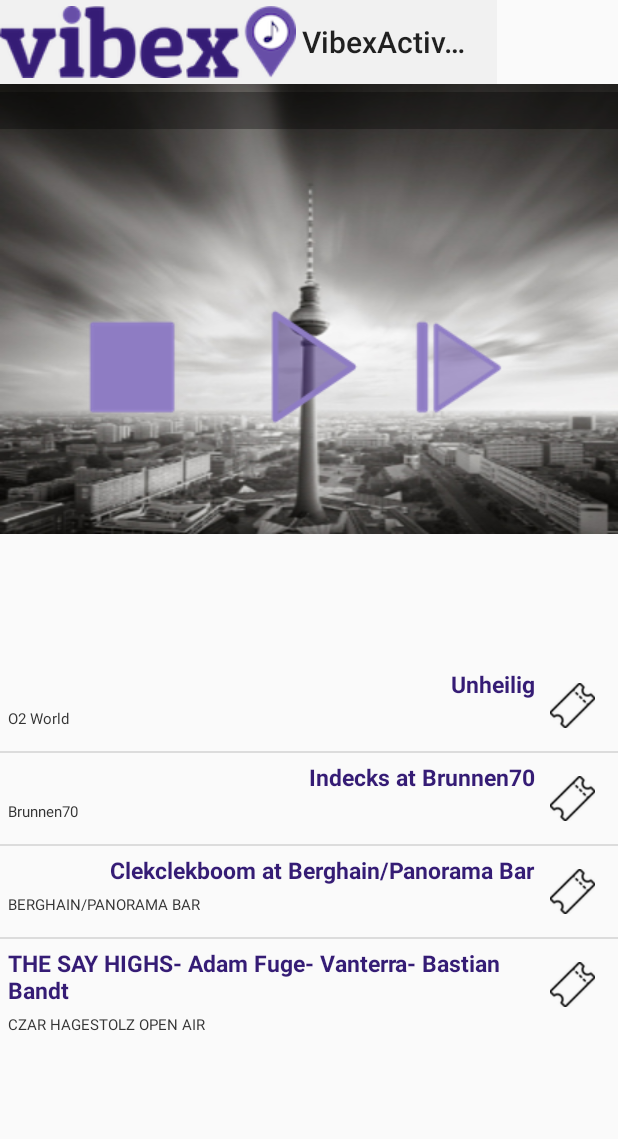
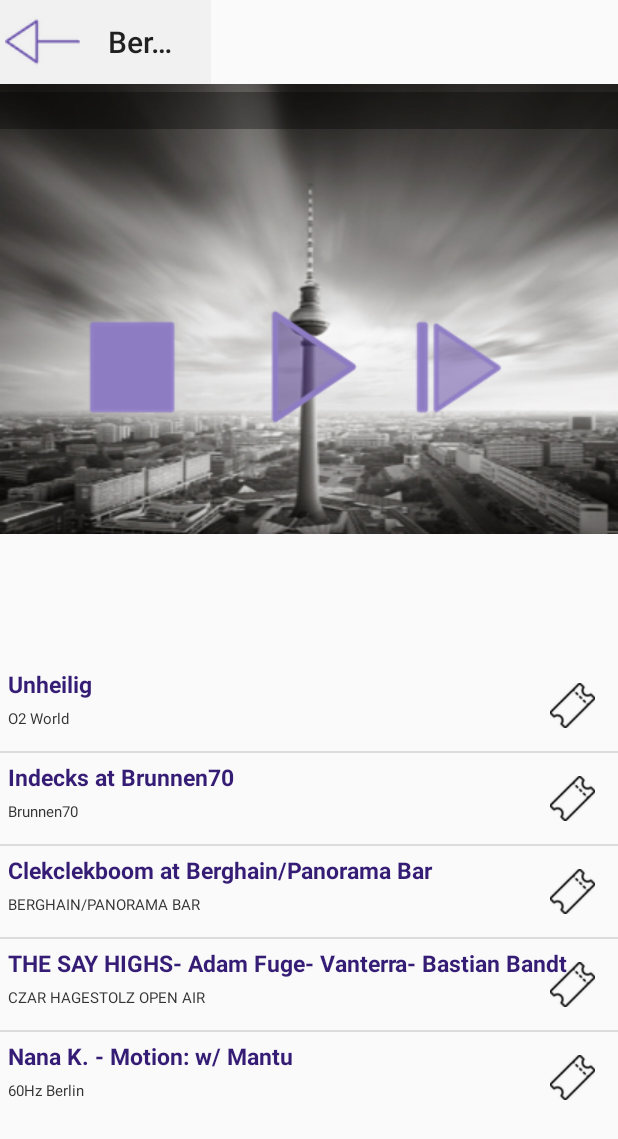
Before and after one commit to bia-nca/Vibex, an Android app: the VibexActivity screen opened directly, with no data from a screen before it, on a phone screen of 412 x 824 dp. Shown: the top 1139 px of the screen. Run offline under Robolectric (Android 15) with nearby library versions, the phone set to English and light mode, and no system bars.

Commit message:
Reverting to the state of the project

```diff
--- a/mobile/build.gradle
+++ b/mobile/build.gradle
@@ -28,10 +28,5 @@ dependencies {
     compile 'com.google.android.gms:play-services:8.1.0'
     compile 'com.android.support:design:23.1.0'
 
-    compile "com.android.support:support-v4:+"
-    compile 'com.squareup.picasso:picasso:2.3.2'
-    compile 'com.nineoldandroids:library:2.4.0'
-    compile 'com.daimajia.slider:library:1.1.5@aar'
-
     compile project(':HERE-sdk')
 }
--- a/mobile/src/main/java/de/girlsgeek/vibex/VibexActivity.java
+++ b/mobile/src/main/java/de/girlsgeek/vibex/VibexActivity.java
@@ -28,19 +28,11 @@ import java.util.List;
 
 public class VibexActivity extends AppCompatActivity implements MediaPlayer.OnPreparedListener {
 
-    private MediaPlayer mp;
-    private boolean playerIsReady = false;
-    private boolean playerHasTrack = false;
-
     final String GET_USERS_BY_CITY_CALL = "getUsersByCity";
     final String GET_TRACKS_CALL = "getTracks";
-    final String GET_EVENTS_CALL = "getEvents";
-
     final String CLIENT_ID = "0b0263b59a2c75be631fecf6c8c95dd1";
+    final String CITY = "Berlin";
     final int LIMIT = 20;
-
-    String city = "berlin";
-
     List userIDs;
     List userTrackList;
     String callType;
@@ -48,22 +40,41 @@ public class VibexActivity extends AppCompatActivity implements MediaPlayer.OnPr
     boolean instantPlay = false;
     boolean isPlaying = false;
     boolean wasStopped = false;
-
     ImageButton buttonPlay;
     ImageButton buttonPause;
+    String[] trackInfo;
+    private MediaPlayer mp;
+    private boolean playerIsReady = false;
+    private boolean playerHasTrack = false;
 
-    String[] trackInfo;
+    private static String convertInputStreamToString(InputStream inputStream) throws IOException {
+        BufferedReader bufferedReader = new BufferedReader( new InputStreamReader(inputStream));
+        String line = "";
+        String result = "";
+        while((line = bufferedReader.readLine()) != null)
+            result += line;
+
+        inputStream.close();
+        return result;
+
+    }
 
     @Override
     protected void onCreate(Bundle savedInstanceState) {
         super.onCreate(savedInstanceState);
         setContentView(R.layout.activity_vibex);
-        Toolbar toolbar = (Toolbar) findViewById(R.id.toolbar);
-        setSupportActionBar(toolbar);
-
-        city = getIntent().getExtras().getString("city");
-        Log.d("CITY", "STADT: " + city);
-
+        Toolbar toolbar = (Toolbar)findViewById(R.id.toolbar);
+        if (toolbar != null) {
+            toolbar.setNavigationIcon(R.drawable.back_button);
+            setSupportActionBar(toolbar);
+            getSupportActionBar().setTitle(CITY);
+            toolbar.setNavigationOnClickListener(new View.OnClickListener() {
+                @Override
+                public void onClick(View v) {
+                    onBackPressed();
+                }
+            });
+        }
         buttonPlay = (ImageButton) findViewById(R.id.play);
         buttonPause = (ImageButton) findViewById(R.id.pause);
         final ImageButton buttonStop = (ImageButton) findViewById(R.id.stop);
@@ -116,9 +127,9 @@ public class VibexActivity extends AppCompatActivity implements MediaPlayer.OnPr
         // LISTVIEW
 
         ListView list = (ListView) findViewById(R.id.listView);
-        String[] names = new String[]{"Unheilig", "Indecks at Brunnen70", "Clekclekboom at Berghain/Panorama Bar", "THE SAY HIGHS- Adam Fuge- Vanterra- Bastian Bandt"};
-        String[] locations = new String[]{"O2 World", "Brunnen70", "BERGHAIN/PANORAMA BAR", "CZAR HAGESTOLZ OPEN AIR"};
-        String[] urls = new String[]{"http://berlin.eventful.com/events/unheilig-/E0-001-079518031-9?utm_source=apis&amp;utm_medium=apim&amp;utm_campaign=apic", "http://berlin.eventful.com/events/indecks-brunnen70-/E0-001-087898367-3?utm_source=apis&amp;utm_medium=apim&amp;utm_campaign=apic", "http://berlin.eventful.com/events/clekclekboom-berghainpanorama-bar-/E0-001-087472373-6?utm_source=apis&amp;utm_medium=apim&amp;utm_campaign=apic", "http://berlin.eventful.com/venues/czar-hagestolz-open-air-/V0-001-008166680-4?utm_source=apis&amp;utm_medium=apim&amp;utm_campaign=apic"};
+        String[] names = new String[]{"Unheilig", "Indecks at Brunnen70", "Clekclekboom at Berghain/Panorama Bar", "THE SAY HIGHS- Adam Fuge- Vanterra- Bastian Bandt", "Nana K. - Motion: w/ Mantu"};
+        String[] locations = new String[]{"O2 World", "Brunnen70", "BERGHAIN/PANORAMA BAR", "CZAR HAGESTOLZ OPEN AIR", "60Hz Berlin"};
+        String[] urls = new String[]{"http://berlin.eventful.com/events/unheilig-/E0-001-079518031-9?utm_source=apis&amp;utm_medium=apim&amp;utm_campaign=apic", "http://berlin.eventful.com/events/indecks-brunnen70-/E0-001-087898367-3?utm_source=apis&amp;utm_medium=apim&amp;utm_campaign=apic", "http://berlin.eventful.com/events/clekclekboom-berghainpanorama-bar-/E0-001-087472373-6?utm_source=apis&amp;utm_medium=apim&amp;utm_campaign=apic", "http://berlin.eventful.com/venues/czar-hagestolz-open-air-/V0-001-008166680-4?utm_source=apis&amp;utm_medium=apim&amp;utm_campaign=apic", "http://berlin.eventful.com/events/nana-k-motion-w-mantu-get-physical-dayne-s-exp-/E0-001-086018654-9?utm_source=apis&amp;utm_medium=apim&amp;utm_campaign=apic"};
         list.setAdapter(new EventListAdapter(this, names, locations, urls));
 
     }
@@ -133,11 +144,7 @@ public class VibexActivity extends AppCompatActivity implements MediaPlayer.OnPr
         mp.setAudioStreamType(AudioManager.STREAM_MUSIC);
 
         startUserByCityCall();
-
-        // Eventful API
-        startEventfulRequest();
     }
-
 
     @Override
     public void onPrepared(MediaPlayer mp) {
@@ -157,6 +164,7 @@ public class VibexActivity extends AppCompatActivity implements MediaPlayer.OnPr
         isPlaying = true;
         if(wasStopped){
             instantPlay = true;
+            mp.reset();
             mp.prepareAsync();
 
         } else {
@@ -181,88 +189,6 @@ public class VibexActivity extends AppCompatActivity implements MediaPlayer.OnPr
         mp.stop();
     }
 
-    private class CallAPI extends AsyncTask<String, String, String> {
-
-        @Override
-        protected String doInBackground(String... params) {
-
-            String urlString=params[0]; // URL to call
-            callType = params[1]; // call type
-
-            String resultToDisplay = "";
-            InputStream in;
-
-            // HTTP Get
-            try {
-
-                URL url = new URL(urlString);
-                HttpURLConnection urlConnection = (HttpURLConnection) url.openConnection();
-                in = new BufferedInputStream(urlConnection.getInputStream());
-                String parsedResult = convertInputStreamToString(in);
-                Log.d("PARSED", parsedResult);
-
-                if(callType.equals(GET_USERS_BY_CITY_CALL)){
-                    // reset tracklist
-                    userTrackList = new ArrayList<>();
-
-                    // get city results
-                    fetchUserIDs(parsedResult);
-                }
-                else if(callType.equals(GET_TRACKS_CALL)){
-                    fetchTrackURLS(parsedResult);
-                }
-                else if(callType.equals(GET_EVENTS_CALL)){
-                    JSONArray jarray = SimpleXmlPull.getJSONArrayFromXML(parsedResult);
-                    Log.d("JSON ARRAY", jarray.toString());
-                }
-
-            } catch (Exception e ) {
-                System.out.println(e.getMessage());
-                return e.getMessage();
-            }
-
-            return resultToDisplay;
-        }
-
-        protected void onPostExecute(String result) {
-            if(callType.equals(GET_USERS_BY_CITY_CALL) && userIDs != null){
-
-                if(userIDs.size() > 0){
-                    startTrackRequest((int)userIDs.remove(0));
-                }
-
-            }
-            else if(callType.equals(GET_TRACKS_CALL) && userTrackList != null){
-
-                // SEND TO PLAYER ONCE
-                if(userTrackList.size() > 0 && !playerHasTrack){
-
-                    trackInfo = (String[]) userTrackList.get(0);
-
-                    Log.d("SONG URLS", "URL: " + trackInfo[0]);
-                    sendToPlayer(trackInfo);
-                }
-
-                // GET NEW TRACKS
-                if(userTrackList.size() < LIMIT && userIDs.size() > 0){
-                    startTrackRequest((int)userIDs.remove(0));
-                }
-            }
-        }
-    }
-
-    private static String convertInputStreamToString(InputStream inputStream) throws IOException {
-        BufferedReader bufferedReader = new BufferedReader( new InputStreamReader(inputStream));
-        String line = "";
-        String result = "";
-        while((line = bufferedReader.readLine()) != null)
-            result += line;
-
-        inputStream.close();
-        return result;
-
-    }
-
     private void fetchUserIDs(String result) throws JSONException {
         // get List of user ids out of SoundCloud API result
         userIDs = new ArrayList();
@@ -280,7 +206,7 @@ public class VibexActivity extends AppCompatActivity implements MediaPlayer.OnPr
         // add track url out of SoundCloud API result to userTrackList
         JSONArray jsonArray = new JSONArray(result);
 
-        if(jsonArray.length()>0){
+        if(jsonArray.length() > 0) {
             JSONObject userObject = jsonArray.getJSONObject(0);
             String trackURL = userObject.getString("stream_url");
             JSONObject user = userObject.getJSONObject("user");
@@ -292,25 +218,19 @@ public class VibexActivity extends AppCompatActivity implements MediaPlayer.OnPr
         }
     }
 
-//    Start API Calls
-
     private void startUserByCityCall(){
-        String cityUserListCall = "http://api.soundcloud.com/users?q=" + city + "&limit=" + LIMIT + "&client_id=" + CLIENT_ID;
+        String cityUserListCall = "http://api.soundcloud.com/users?q=" + CITY + "&limit=" + LIMIT + "&client_id=" + CLIENT_ID;
         new CallAPI().execute(cityUserListCall, GET_USERS_BY_CITY_CALL);
     }
+
+//    Start API Calls
 
     private void startTrackRequest(int userId){
         String userTrackCall = "http://api.soundcloud.com/tracks?filter=public&user_id=" + userId + "&client_id=" + CLIENT_ID;
         new CallAPI().execute(userTrackCall, GET_TRACKS_CALL);
     }
 
-    private void startEventfulRequest(){
-        String userTrackCall = "http://api.eventful.com/rest/events/search?location=berlin&app_key=HMzmVQVFT8BKzDwp&category=music";
-        new CallAPI().execute(userTrackCall, GET_EVENTS_CALL);
-    }
-
     private void sendToPlayer(String[] track){
-
         String url = track[0];
         String artist = track[1];
         String title = track[2];
@@ -339,5 +259,72 @@ public class VibexActivity extends AppCompatActivity implements MediaPlayer.OnPr
         artistSong.setText(artist + " - " + track);
     }
 
+    private class CallAPI extends AsyncTask<String, String, String> {
+
+        @Override
+        protected String doInBackground(String... params) {
+
+            String urlString=params[0]; // URL to call
+            callType = params[1]; // call type
+
+            String resultToDisplay = "";
+            InputStream in;
+
+            // HTTP Get
+            try {
+
+                URL url = new URL(urlString);
+                HttpURLConnection urlConnection = (HttpURLConnection) url.openConnection();
+                in = new BufferedInputStream(urlConnection.getInputStream());
+                String parsedResult = convertInputStreamToString(in);
+                Log.d("PARSED", parsedResult);
+
+                if(callType.equals(GET_USERS_BY_CITY_CALL)){
+                    // reset tracklist
+                    userTrackList = new ArrayList<String[]>();
+
+                    // get city results
+                    fetchUserIDs(parsedResult);
+                }
+                else if(callType.equals(GET_TRACKS_CALL)){
+                    fetchTrackURLS(parsedResult);
+                }
+
+            } catch (Exception e ) {
+                System.out.println(e.getMessage());
+                return e.getMessage();
+            }
+
+            return resultToDisplay;
+        }
+
+        protected void onPostExecute(String result) {
+            if(callType.equals(GET_USERS_BY_CITY_CALL) && userIDs != null){
+
+                if(userIDs.size() > 0){
+                    startTrackRequest((int)userIDs.remove(0));
+                }
+
+            }
+            else if(callType.equals(GET_TRACKS_CALL) && userTrackList != null){
+
+                // SEND TO PLAYER ONCE
+                if(userTrackList.size() > 0 && !playerHasTrack){
+
+                    trackInfo = (String[]) userTrackList.get(0);
+
+                    String userTrack = trackInfo[0];
+                    Log.d("SONG URLS", "URL: " + userTrack);
+                    sendToPlayer(trackInfo);
+                }
+
+                // GET NEW TRACKS
+                if(userTrackList.size() < LIMIT && userIDs.size() > 0){
+                    startTrackRequest((int)userIDs.remove(0));
+                }
+            }
+        }
+    }
+
 
 }
--- a/mobile/src/main/res/layout/content_vibex.xml
+++ b/mobile/src/main/res/layout/content_vibex.xml
@@ -1,14 +1,16 @@
 <?xml version="1.0" encoding="utf-8"?>
 <RelativeLayout xmlns:android="http://schemas.android.com/apk/res/android"
     xmlns:tools="http://schemas.android.com/tools"
-    xmlns:app="http://schemas.android.com/apk/res-auto" android:layout_width="match_parent"
+    xmlns:app="http://schemas.android.com/apk/res-auto"
+    android:layout_width="match_parent"
     android:layout_height="match_parent"
     app:layout_behavior="@string/appbar_scrolling_view_behavior"
     tools:showIn="@layout/activity_vibex" tools:context="de.girlsgeek.vibex.VibexActivity">
 
     <android.support.v7.widget.Toolbar android:id="@+id/toolbar"
-        android:layout_width="wrap_content" android:layout_height="wrap_content"
-        android:background="@color/colorGrey" app:popupTheme="@style/AppTheme.PopupOverlay"
+        android:layout_width="wrap_content"
+        android:layout_height="wrap_content"
+        android:background="@color/colorGrey"
         app:navigationIcon="@drawable/logo"
         app:contentInsetEnd="@dimen/activity_horizontal_margin"
         app:contentInsetStart="@dimen/activity_horizontal_margin"
--- a/mobile/src/main/res/layout/event_list_item.xml
+++ b/mobile/src/main/res/layout/event_list_item.xml
@@ -15,8 +15,7 @@
         android:textColor="#351c75"
         android:typeface="sans"
         android:textSize="15dip"
-        android:textStyle="bold"
-        android:layout_toLeftOf="@+id/list_image" />
+        android:textStyle="bold" />
 
     <TextView
         android:id="@+id/place"
```
Also changed, not shown: mobile/src/main/java/de/girlsgeek/vibex/MapActivity.java (+2 -5 lines), mobile/src/main/java/de/girlsgeek/vibex/SimpleXmlPull.java (deleted, +0 -81 lines), mobile/src/main/res/layout/activity_map.xml (+44 -15 lines), mobile/src/main/java/de/girlsgeek/vibex/EventListAdapter.java (indentation only), mobile/src/main/res/drawable/back_button.png.
